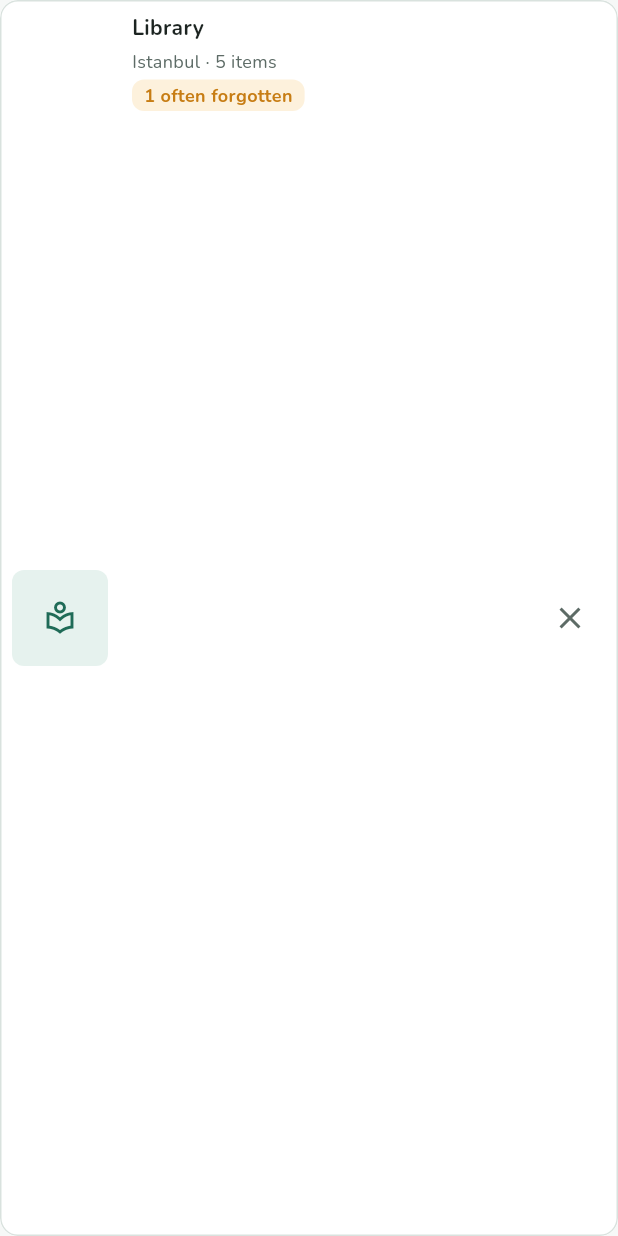
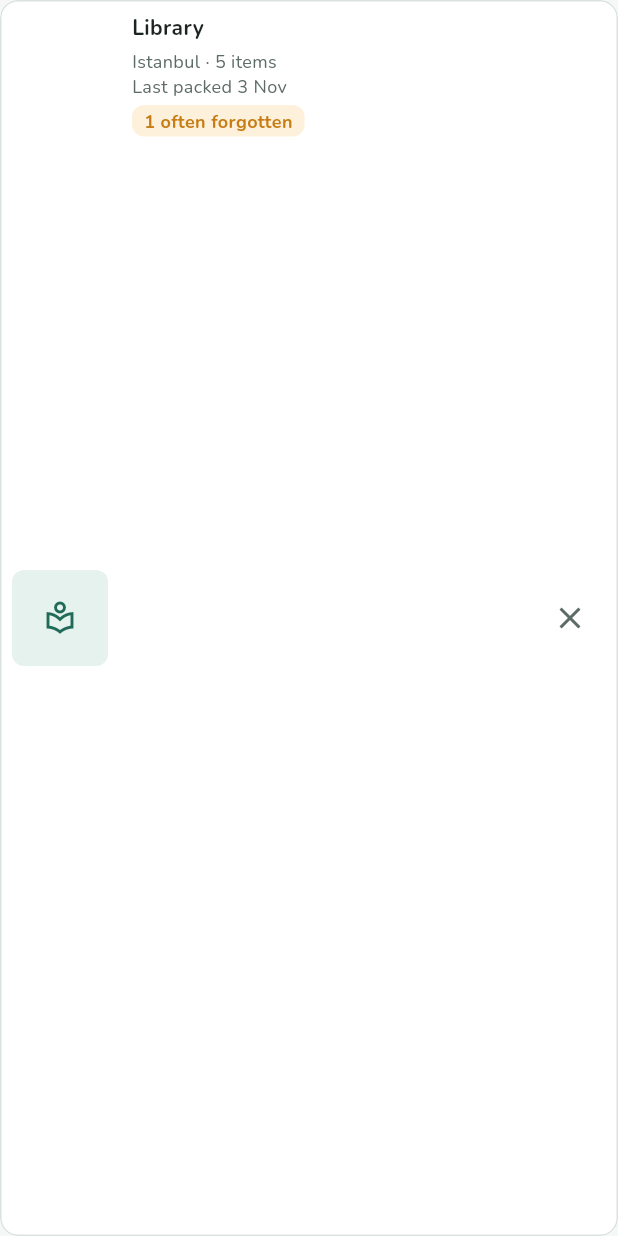
Before and after one commit to ayberkarpaci/BeforeGo, a Flutter app: the ChecklistCard widget shown alone on an empty page, opened directly with sample values from the repository, on a phone screen of 412 x 824 dp. Run offline on Flutter 3.47's test engine with Material 3 defaults, Android fonts, the phone set to English and light mode, and no system bars; network calls fail.

Commit message:
Show when each checklist was last packed on its card

```diff
--- a/lib/widgets/checklist_card.dart
+++ b/lib/widgets/checklist_card.dart
@@ -2,11 +2,12 @@ import 'package:flutter/material.dart';
 
 import '../models/checklist.dart';
 import '../utils/app_colors.dart';
+import '../utils/app_date_utils.dart';
 import '../utils/app_spacing.dart';
 import '../utils/app_text_styles.dart';
 
-/// One checklist on the Home screen: cover image, title, city and item count,
-/// plus a button that removes the checklist.
+/// One checklist on the Home screen: cover image, title, city, item count and
+/// when it was last packed, plus a button that removes the checklist.
 class ChecklistCard extends StatelessWidget {
   final Checklist checklist;
   final VoidCallback onTap;
@@ -46,6 +47,12 @@ class ChecklistCard extends StatelessWidget {
                     const SizedBox(height: AppSpacing.xs),
                     Text(
                       '${checklist.city} · ${checklist.items.length} items',
+                      style: AppTextStyles.caption,
+                      maxLines: 1,
+                      overflow: TextOverflow.ellipsis,
+                    ),
+                    Text(
+                      AppDateUtils.lastPackedLabel(checklist.lastPacked),
                       style: AppTextStyles.caption,
                       maxLines: 1,
                       overflow: TextOverflow.ellipsis,
```
Also changed, not shown: 1 other file.
